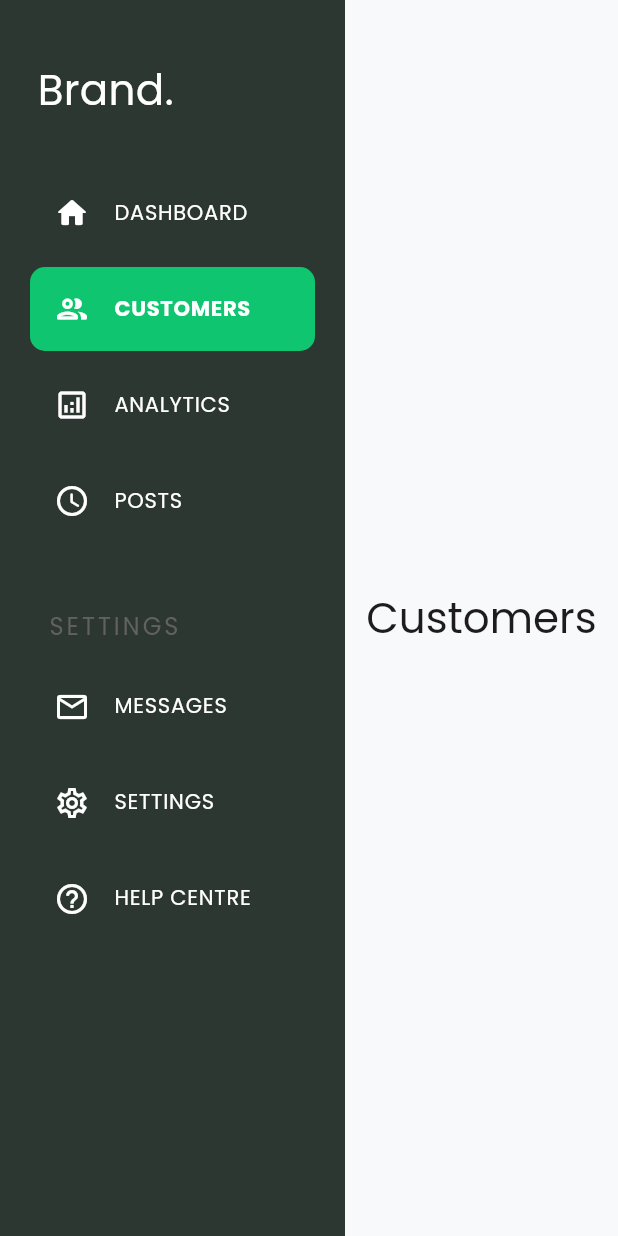
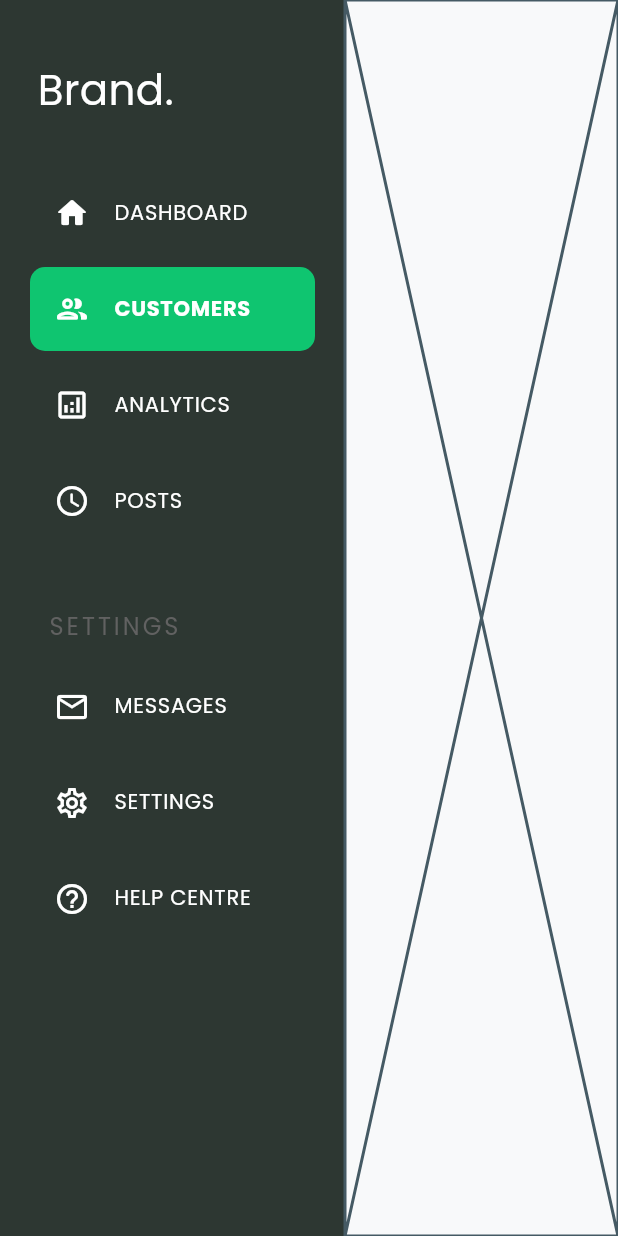
Before and after one commit to mimoriam/farmers_admin, a Flutter app: the screen it shows after launch, after a tap on "CUSTOMERS", on a phone screen of 412 x 824 dp. Run offline on Flutter 3.47's test engine with Material 3 defaults, Android fonts, the phone set to English and light mode, and no system bars; our stand-ins replace google_fonts; missing offline and left inert: pluto_grid.

Commit message:
commit 2

```diff
--- a/lib/screens/dashboard/dashboard.dart
+++ b/lib/screens/dashboard/dashboard.dart
@@ -1,5 +1,6 @@
 import 'package:farmers_admin/constants/constants.dart' as appColors;
 import 'package:farmers_admin/main.dart';
+import 'package:farmers_admin/screens/user_management/user_screen.dart';
 import 'package:flutter/material.dart';
 import 'package:pluto_grid/pluto_grid.dart';
 
@@ -397,7 +398,7 @@ class _DashboardScreenState extends State<DashboardScreen> {
 
   static const List<Widget> _widgetOptions = <Widget>[
     DashboardContent(),
-    ContentPage(title: 'Customers'),
+    UserManagementScreen(),
     ContentPage(title: 'Analytics'),
     ContentPage(title: 'Posts'),
     ContentPage(title: 'Messages'),
--- /dev/null
+++ b/lib/screens/user_management/user_screen.dart
@@ -0,0 +1,15 @@
+import 'package:flutter/material.dart';
+
+class UserManagementScreen extends StatefulWidget {
+  const UserManagementScreen({super.key});
+
+  @override
+  State<UserManagementScreen> createState() => _UserManagementScreenState();
+}
+
+class _UserManagementScreenState extends State<UserManagementScreen> {
+  @override
+  Widget build(BuildContext context) {
+    return const Placeholder();
+  }
+}
```
